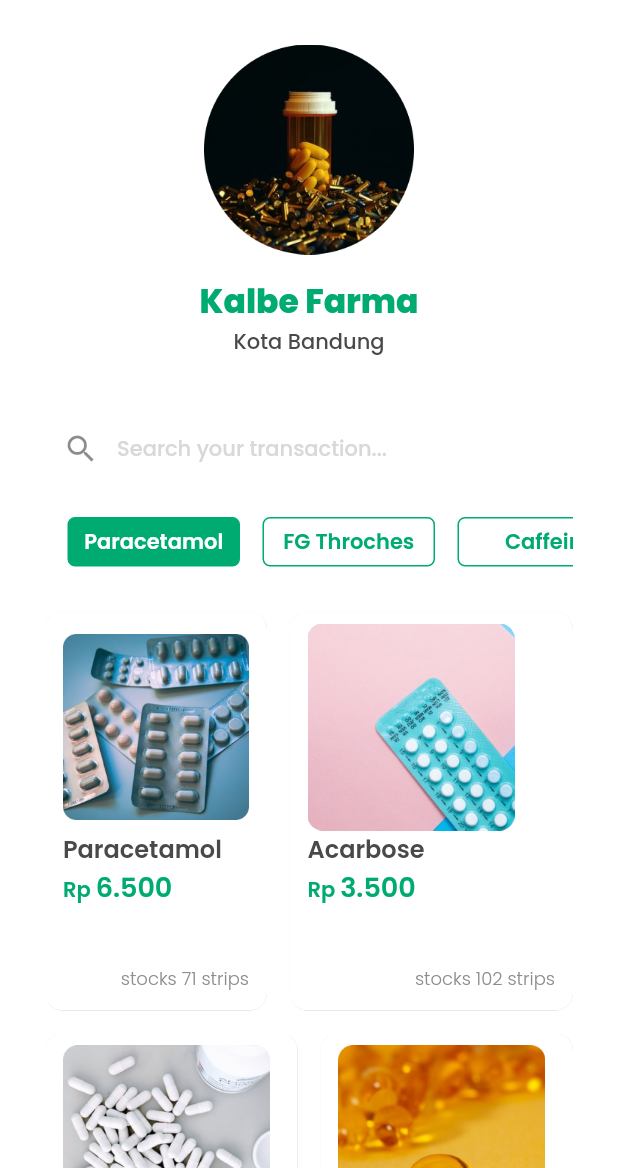
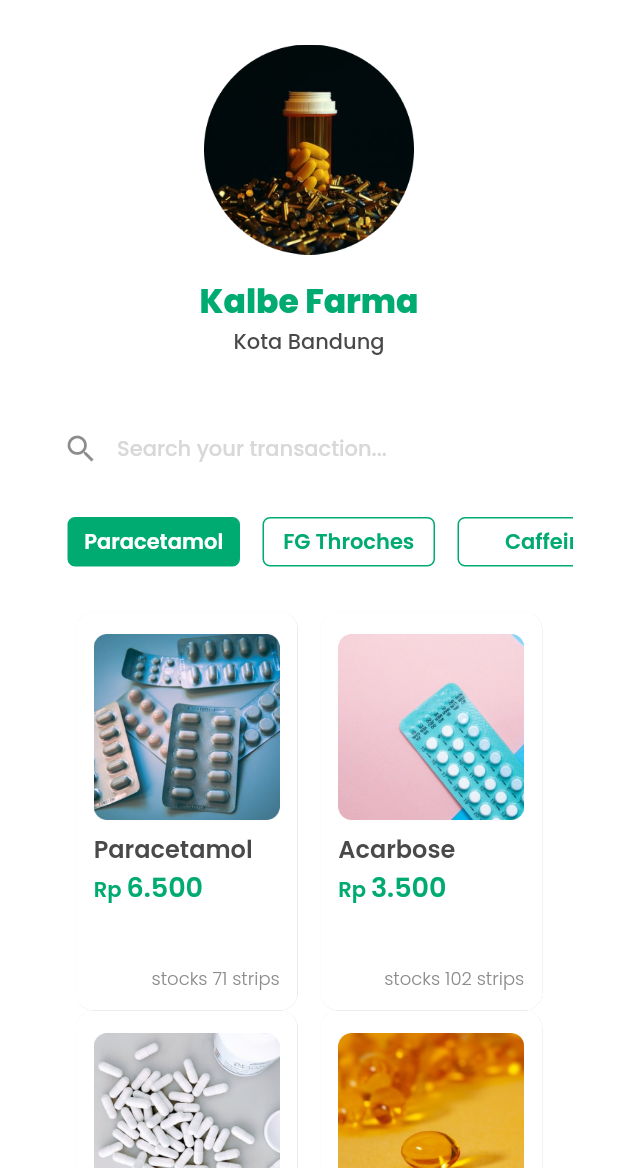
Before and after one commit to Amoebajelek/apoo_flutter, a Flutter app: the DistributorCatalogPage screen opened directly, on a phone screen of 412 x 824 dp, the part 68-1236 px from its top. Run offline on Flutter 3.47's test engine with Material 2 defaults, Android fonts, the phone set to English and light mode, and no system bars; our stand-ins replace email_validator, google_fonts.

Commit message:
Update all pages

```diff
--- a/lib/pages/home_page.dart
+++ b/lib/pages/home_page.dart
@@ -22,7 +22,9 @@ class _HomePageState extends State<HomePage> {
 
   @override
   Widget build(BuildContext context) {
-    return Scaffold(
+    return GestureDetector(
+      onTap: () => FocusManager.instance.primaryFocus?.unfocus(),
+      child: Scaffold(
         backgroundColor: whiteColor,
         body: SafeArea(
           child: Padding(
@@ -30,6 +32,7 @@ class _HomePageState extends State<HomePage> {
               horizontal: edge,
             ),
             child: ListView(
+              keyboardDismissBehavior: ScrollViewKeyboardDismissBehavior.onDrag,
               children: [
                 SizedBox(
                   height: semiEdge,
@@ -62,6 +65,7 @@ class _HomePageState extends State<HomePage> {
                 tipsAndGuides(),
                 // End Tips and Guider
               ],
+            ),
           ),
         ),
       ),
--- a/lib/pages/profile/edit-medicine_page.dart
+++ b/lib/pages/profile/edit-medicine_page.dart
@@ -307,7 +307,7 @@ class _EditMedicinePageState extends State<EditMedicinePage> {
       crossAxisAlignment: CrossAxisAlignment.start,
       children: [
         Text(
-          'Distributor',
+          'Benefites',
           style: descTextStyle.copyWith(
             color: greenColor,
           ),
@@ -329,8 +329,9 @@ class _EditMedicinePageState extends State<EditMedicinePage> {
             }
           },
           decoration: InputDecoration(
-            hintText: 'Sanbe Farma',
+            hintText: 'Meringankan sakit kepala',
             hintStyle: descTextStyle,
+            hintMaxLines: 10,
           ),
           style: TextStyle(
             color: isEmailValid ? Color(0xff2A2B3D) : Color(0xffFD4F56),
--- a/lib/pages/purchasing/distributor_catalog_page.dart
+++ b/lib/pages/purchasing/distributor_catalog_page.dart
@@ -319,9 +319,8 @@ class _DistributorCatalogPageState extends State<DistributorCatalogPage> {
             height: semiEdge,
           ),
           Container(
-            child: Column(
-              children: [
-                Row(
+            child: Wrap(
+              spacing: semiEdge,
               children: [
                 InkWell(
                   onTap: () {
@@ -332,7 +331,6 @@ class _DistributorCatalogPageState extends State<DistributorCatalogPage> {
                       ),
                     );
                   },
-                      child: Expanded(
                   child: TopProduct(
                     DataProduct(
                       id: 1,
@@ -344,12 +342,7 @@ class _DistributorCatalogPageState extends State<DistributorCatalogPage> {
                     ),
                   ),
                 ),
-                    ),
-                    SizedBox(
-                      width: semiEdge,
-                    ),
-                    Expanded(
-                      child: TopProduct(
+                TopProduct(
                   DataProduct(
                     id: 2,
                     imageUrl: 'assets/prod2.png',
@@ -359,16 +352,7 @@ class _DistributorCatalogPageState extends State<DistributorCatalogPage> {
                     unit: ' strips',
                   ),
                 ),
-                    ),
-                  ],
-                ),
-                SizedBox(
-                  height: semiEdge,
-                ),
-                Row(
-                  children: [
-                    Expanded(
-                      child: TopProduct(
+                TopProduct(
                   DataProduct(
                     id: 3,
                     imageUrl: 'assets/prod3.png',
@@ -378,12 +362,7 @@ class _DistributorCatalogPageState extends State<DistributorCatalogPage> {
                     unit: ' strips',
                   ),
                 ),
-                    ),
-                    SizedBox(
-                      width: semiEdge,
-                    ),
-                    Expanded(
-                      child: TopProduct(
+                TopProduct(
                   DataProduct(
                     id: 4,
                     imageUrl: 'assets/prod4.png',
@@ -393,16 +372,7 @@ class _DistributorCatalogPageState extends State<DistributorCatalogPage> {
                     unit: ' strips',
                   ),
                 ),
-                    ),
-                  ],
-                ),
-                SizedBox(
-                  height: semiEdge,
-                ),
-                Row(
-                  children: [
-                    Expanded(
-                      child: TopProduct(
+                TopProduct(
                   DataProduct(
                     id: 5,
                     imageUrl: 'assets/prod5.png',
@@ -412,12 +382,7 @@ class _DistributorCatalogPageState extends State<DistributorCatalogPage> {
                     unit: ' strips',
                   ),
                 ),
-                    ),
-                    SizedBox(
-                      width: semiEdge,
-                    ),
-                    Expanded(
-                      child: TopProduct(
+                TopProduct(
                   DataProduct(
                     id: 6,
                     imageUrl: 'assets/prod6.png',
@@ -427,16 +392,7 @@ class _DistributorCatalogPageState extends State<DistributorCatalogPage> {
                     unit: ' strips',
                   ),
                 ),
-                    ),
-                  ],
-                ),
-                SizedBox(
-                  height: semiEdge,
-                ),
-                Row(
-                  children: [
-                    Expanded(
-                      child: TopProduct(
+                TopProduct(
                   DataProduct(
                     id: 7,
                     imageUrl: 'assets/prod7.png',
@@ -446,12 +402,7 @@ class _DistributorCatalogPageState extends State<DistributorCatalogPage> {
                     unit: ' strips',
                   ),
                 ),
-                    ),
-                    SizedBox(
-                      width: semiEdge,
-                    ),
-                    Expanded(
-                      child: TopProduct(
+                TopProduct(
                   DataProduct(
                     id: 8,
                     imageUrl: 'assets/prod8.png',
@@ -461,9 +412,6 @@ class _DistributorCatalogPageState extends State<DistributorCatalogPage> {
                     unit: ' strips',
                   ),
                 ),
-                    ),
-                  ],
-                ),
               ],
             ),
           )
--- a/lib/pages/sales_page.dart
+++ b/lib/pages/sales_page.dart
@@ -392,7 +392,6 @@ class _SalesPageState extends State<SalesPage> {
           ),
           Wrap(
             spacing: semiEdge,
-            // runSpacing: 4.0,
             children: [
               InkWell(
                 onTap: () {
--- a/lib/widgets/category_distributors.dart
+++ b/lib/widgets/category_distributors.dart
@@ -136,10 +136,10 @@ class CategoryDistributors extends StatelessWidget {
                 );
               },
               child: Image.asset(
-                'assets/ic-trash.png',
+                'assets/ic-all.png',
                 color: Color(0xffC6D6EB),
-                height: 22,
-                width: 22,
+                height: 32,
+                width: 32,
               ),
             ),
             SizedBox(
```
Also changed, not shown: lib/pages/login_page.dart (+13 -8 lines), lib/pages/profile/configurations_page.dart (renamed from lib/pages/profile/categories_page.dart, +4 -4 lines), lib/pages/profile/faqs_page.dart (renamed from lib/pages/profile/departements_page.dart, +11 -69 lines), lib/pages/profile_page.dart (+36 -5 lines), assets/ic-all.png (added). Lines whose indentation alone changed are shown as unchanged.
